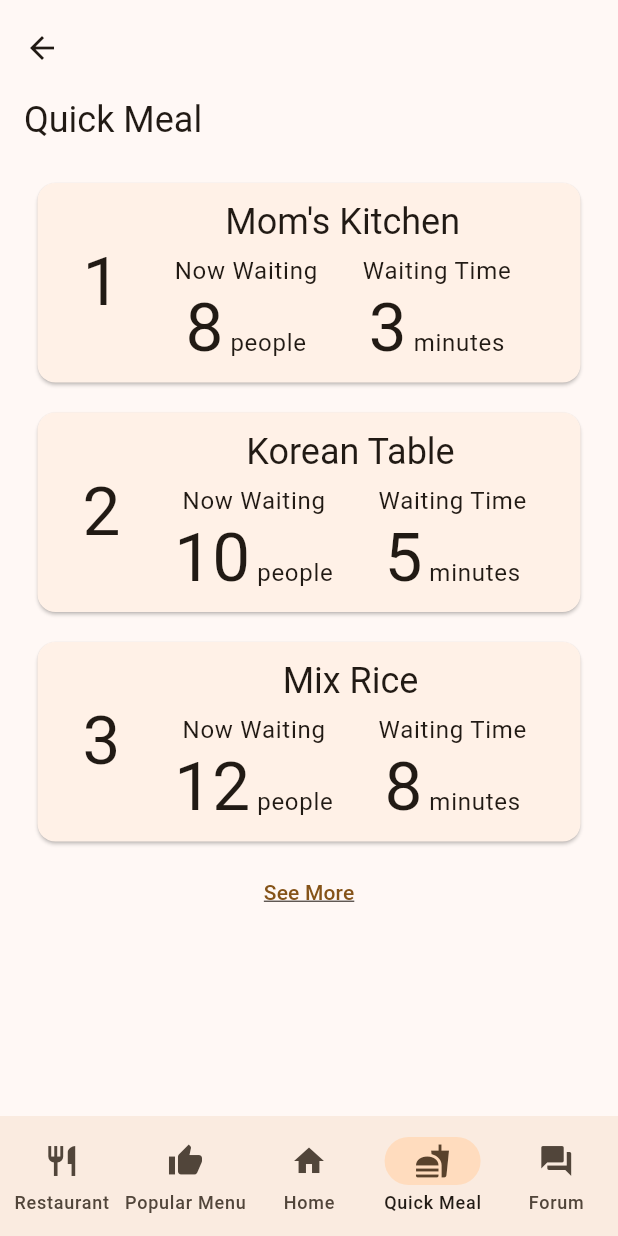
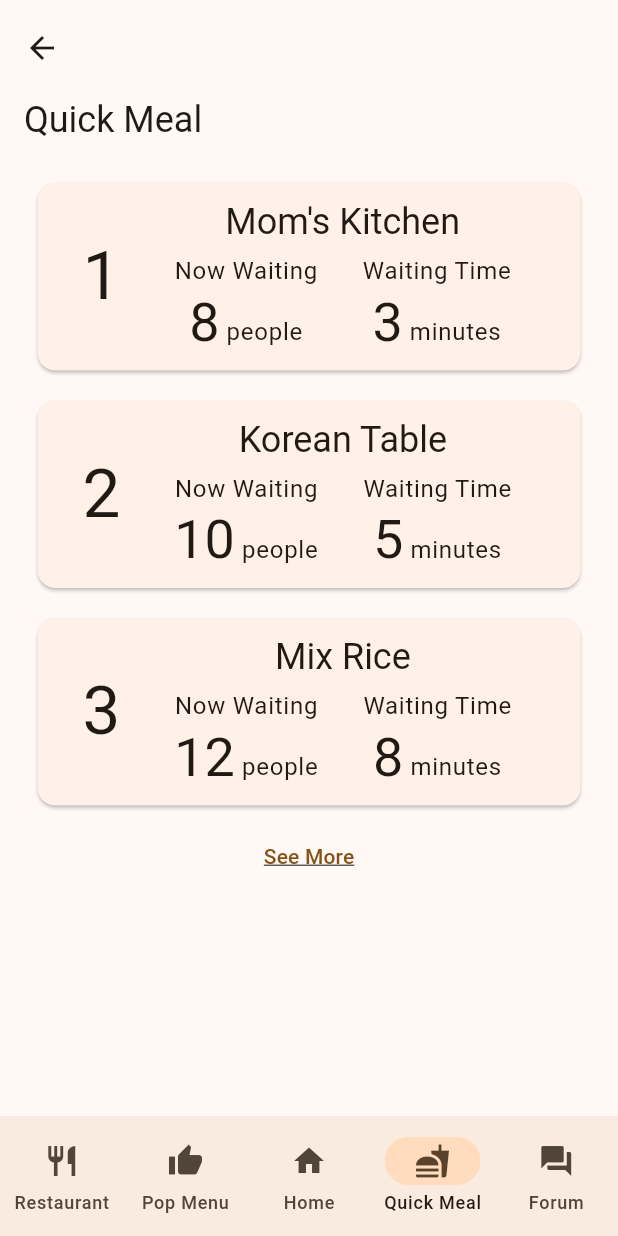
Before and after one commit to yangsijun/2022-2-IED-Mealis, a Flutter app: the screen it shows after launch, item 4 of the bottom bar chosen, on a phone screen of 412 x 824 dp. Run offline on Flutter 3.47's test engine with Material 2 defaults, Android fonts, the phone set to English and light mode, and no system bars; our stand-ins replace reorderable_grid_view.

Commit message:
Fix Some Bugs

```diff
--- a/lib/database.dart
+++ b/lib/database.dart
@@ -51,7 +51,7 @@ List<MenuComment> commentList = [
   MenuComment('Korean Black Noodle', 'Not bad'),
   MenuComment('Pork Soup', 'I like it'),
   MenuComment('Sirlon Donkatsu', 'Not good at all'),
-  MenuComment('Samqyetang', 'Absolutely delicious'),
+  MenuComment('Samgyetang', 'Absolutely delicious'),
   MenuComment('Pork Cutlet Kimchi Udon', 'Nice'),
   MenuComment('Double Cheeseburger', 'I like it'),
   MenuComment('Rose Pasta', 'Good'),
@@ -64,7 +64,7 @@ List<MenuComment> commentList = [
   MenuComment('Backbone Spicy Soup', 'Good'),
   MenuComment('Rose Pasta', 'Not good at all'),
   MenuComment('Rose Pasta', 'Nice'),
-  MenuComment('Samqyetang', 'Good'),
+  MenuComment('Samgyetang', 'Good'),
   MenuComment('Handmade Donkatsu', 'Best'),
   MenuComment('Spicy Donkatsu', 'Not bad'),
   MenuComment('Pork Cutlet Kimchi Udon', 'Not best'),
--- a/lib/main.dart
+++ b/lib/main.dart
@@ -64,7 +64,7 @@ class _RootPageState extends State<RootPage> {
           ),
           NavigationDestination(
             icon: Icon(Icons.thumb_up),
-            label: 'Popular Menu',
+            label: 'Pop Menu',
           ),
           NavigationDestination(
             icon: Icon(Icons.home),
--- a/lib/quick_meal_page.dart
+++ b/lib/quick_meal_page.dart
@@ -60,7 +60,7 @@ class _QuickMealPageState extends State<QuickMealPage> {
                                   crossAxisAlignment: CrossAxisAlignment.baseline,
                                   textBaseline: TextBaseline.alphabetic,
                                   children: [
-                                    Text(restaurantInfoMap[restaurantName]!.waitingPeople.toString(), style: Theme.of(context).textTheme.displayMedium),
+                                    Text(restaurantInfoMap[restaurantName]!.waitingPeople.toString(), style: Theme.of(context).textTheme.displaySmall),
                                     Text((restaurantInfoMap[restaurantName]!.waitingPeople > 1) ? ' people' : ' person', style: Theme.of(context).textTheme.bodyLarge),
                                   ],
                                 ),
@@ -76,7 +76,7 @@ class _QuickMealPageState extends State<QuickMealPage> {
                                   crossAxisAlignment: CrossAxisAlignment.baseline,
                                   textBaseline: TextBaseline.alphabetic,
                                   children: [
-                                    Text(restaurantInfoMap[restaurantName]!.waitingTime.toString(), style: Theme.of(context).textTheme.displayMedium),
+                                    Text(restaurantInfoMap[restaurantName]!.waitingTime.toString(), style: Theme.of(context).textTheme.displaySmall),
                                     Text((restaurantInfoMap[restaurantName]!.waitingTime > 1) ? ' minutes' : ' minute', style: Theme.of(context).textTheme.bodyLarge),
                                   ],
                                 ),
--- a/lib/restaurant_page.dart
+++ b/lib/restaurant_page.dart
@@ -21,6 +21,7 @@ class _RestaurantPageState extends State<RestaurantPage> {
     return Center(
       child: Scaffold(
         body: CustomScrollView(
+          physics: const NeverScrollableScrollPhysics(),
           slivers: [
             SliverAppBar.medium(
               leading: IconButton(
--- a/pubspec.yaml
+++ b/pubspec.yaml
@@ -34,6 +34,7 @@ dependencies:
   # Use with the CupertinoIcons class for iOS style icons.
   cupertino_icons: ^1.0.5
   reorderable_grid_view: ^2.2.5
+  reorderables: ^0.5.0
 
 dev_dependencies:
   flutter_test:
```
Also changed, not shown: pubspec.lock.
